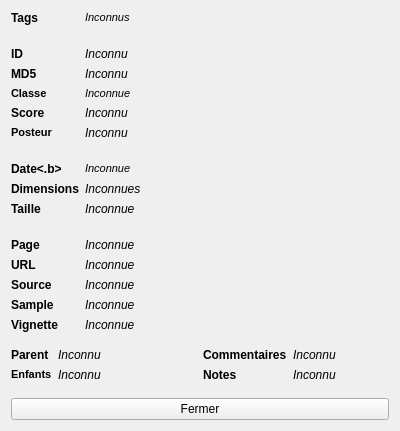
Old version of the form src/viewer/detailswindow.ui in the repository Bionus/imgbrd-grabber.
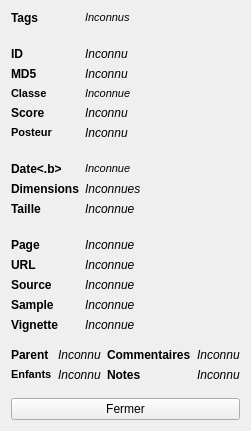
New version of the form. Icons and pictures are not drawn.

Commit message: Fix tag color and size in zoom details window

```diff
--- a/src/viewer/detailswindow.ui
+++ b/src/viewer/detailswindow.ui
@@ -9,7 +9,7 @@
    <rect>
     <x>0</x>
     <y>0</y>
-    <width>400</width>
+    <width>247</width>
     <height>431</height>
    </rect>
   </property>
@@ -41,6 +41,12 @@
      </item>
      <item row="0" column="1">
       <widget class="QLabel" name="labelTags">
+       <property name="sizePolicy">
+        <sizepolicy hsizetype="Preferred" vsizetype="MinimumExpanding">
+         <horstretch>0</horstretch>
+         <verstretch>0</verstretch>
+        </sizepolicy>
+       </property>
        <property name="contextMenuPolicy">
         <enum>Qt::CustomContextMenu</enum>
        </property>
```
Left out of the diff: 2 changed lines with no effect on the pictures. The commit also changes 3 other files.
